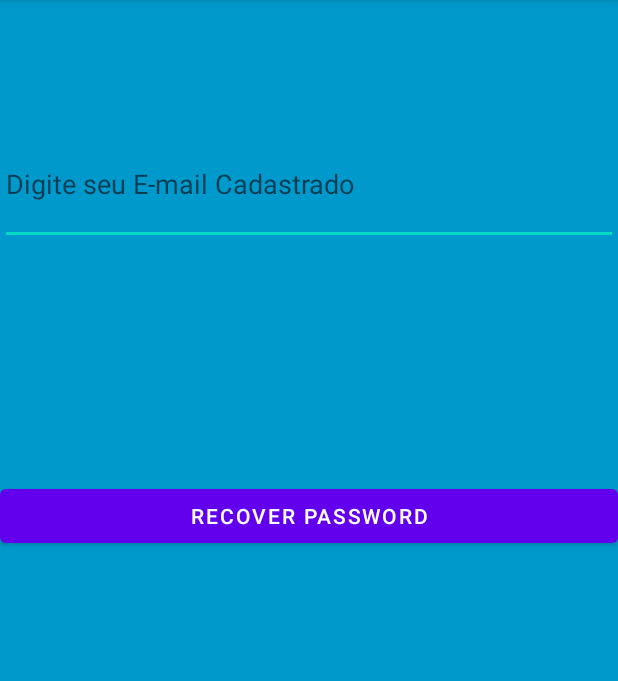
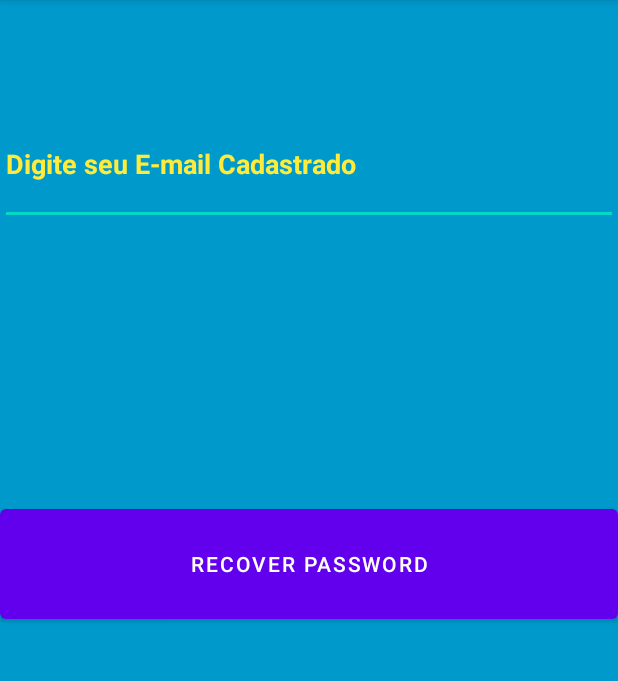
Before and after one commit to lyrio94/projetoFinal, an Android app: the ForgotPasswordActivity screen opened directly, with no data from a screen before it, on a phone screen of 412 x 824 dp, the part 84-765 px from its top. Run offline under Robolectric (Android 15) with nearby library versions, the phone set to English and light mode, and no system bars; our stand-ins replace Firebase (no records; nobody signed in at launch, a user with empty details on screens opened directly).

Commit message:
ajustes pra fazer publicacao na  play store

```diff
--- a/app/build.gradle
+++ b/app/build.gradle
@@ -73,6 +73,6 @@ dependencies {
     androidTestImplementation 'androidx.test.espresso:espresso-core:3.3.0'
 
     /** MTG api dependencie */
-    implementation 'io.magicthegathering:kotlinsdk:1.0.4'
+    //implementation 'io.magicthegathering:kotlinsdk:1.0.4'
 }
 apply plugin: 'com.google.gms.google-services'
--- a/app/src/main/res/layout/activity_forgot_password.xml
+++ b/app/src/main/res/layout/activity_forgot_password.xml
@@ -1,6 +1,5 @@
 <?xml version="1.0" encoding="utf-8"?>
-<androidx.constraintlayout.widget.ConstraintLayout
-    xmlns:android="http://schemas.android.com/apk/res/android"
+<androidx.constraintlayout.widget.ConstraintLayout xmlns:android="http://schemas.android.com/apk/res/android"
     xmlns:app="http://schemas.android.com/apk/res-auto"
     xmlns:tools="http://schemas.android.com/tools"
     android:layout_width="match_parent"
@@ -11,13 +10,16 @@
     <Button
         android:id="@+id/bt_ForgotPassword"
         android:layout_width="0dp"
-        android:layout_height="wrap_content"
-        android:layout_marginBottom="400dp"
+        android:layout_height="85dp"
+        android:layout_marginTop="16dp"
+        android:layout_marginBottom="340dp"
         android:text="@string/recover_Password"
         app:layout_constraintBottom_toBottomOf="parent"
         app:layout_constraintEnd_toEndOf="parent"
-        app:layout_constraintHorizontal_bias="0.0"
-        app:layout_constraintStart_toStartOf="parent" />
+        app:layout_constraintHorizontal_bias="1.0"
+        app:layout_constraintStart_toStartOf="parent"
+        app:layout_constraintTop_toTopOf="@+id/guideline2"
+        app:rippleColor="#FFFFFF" />
 
     <EditText
         android:id="@+id/etEmailAddress"
@@ -27,10 +29,19 @@
         android:hint="@string/digite_seu_e_mail_cadastrado"
         android:importantForAutofill="no"
         android:inputType="textEmailAddress"
+        android:textColorHint="#FFEB3B"
+        android:textStyle="bold"
         app:layout_constraintBottom_toTopOf="@+id/bt_ForgotPassword"
         app:layout_constraintEnd_toEndOf="parent"
         app:layout_constraintHorizontal_bias="0.0"
         app:layout_constraintStart_toStartOf="parent"
         app:layout_constraintTop_toTopOf="parent"
-        app:layout_constraintVertical_bias="0.343" />
+        app:layout_constraintVertical_bias="0.272" />
+
+    <androidx.constraintlayout.widget.Guideline
+        android:id="@+id/guideline2"
+        android:layout_width="wrap_content"
+        android:layout_height="wrap_content"
+        android:orientation="horizontal"
+        app:layout_constraintGuide_begin="308dp" />
 </androidx.constraintlayout.widget.ConstraintLayout>
--- a/app/src/main/res/values/strings.xml
+++ b/app/src/main/res/values/strings.xml
@@ -24,5 +24,6 @@
     <string name="login_error">Erro no login, Verifique os dados!</string>
     <string name="card">carta de magic</string>
     <string name="imagem_da_carta">imagem da carta</string>
+    <string name="digite_a_senha_novamente">Digite a senha novamente</string>
 
 </resources>
```
Also changed, not shown: app/src/main/res/layout/activity_login.xml (+7 -2 lines), app/src/main/res/layout/activity_register.xml (+10 -4 lines).
